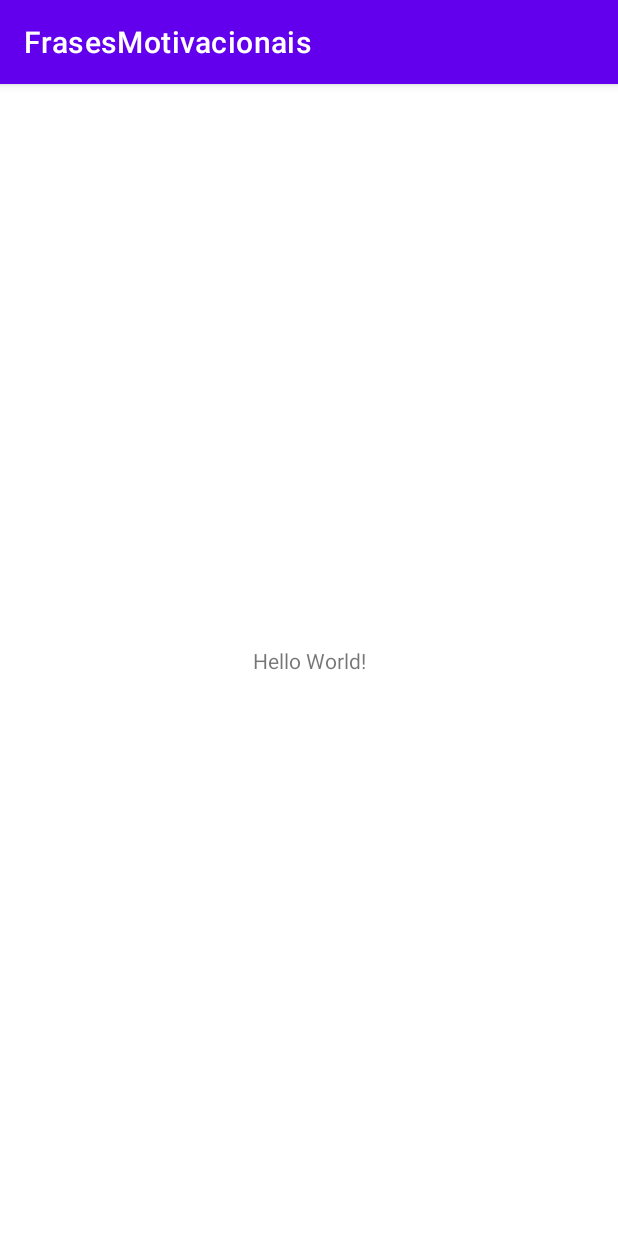
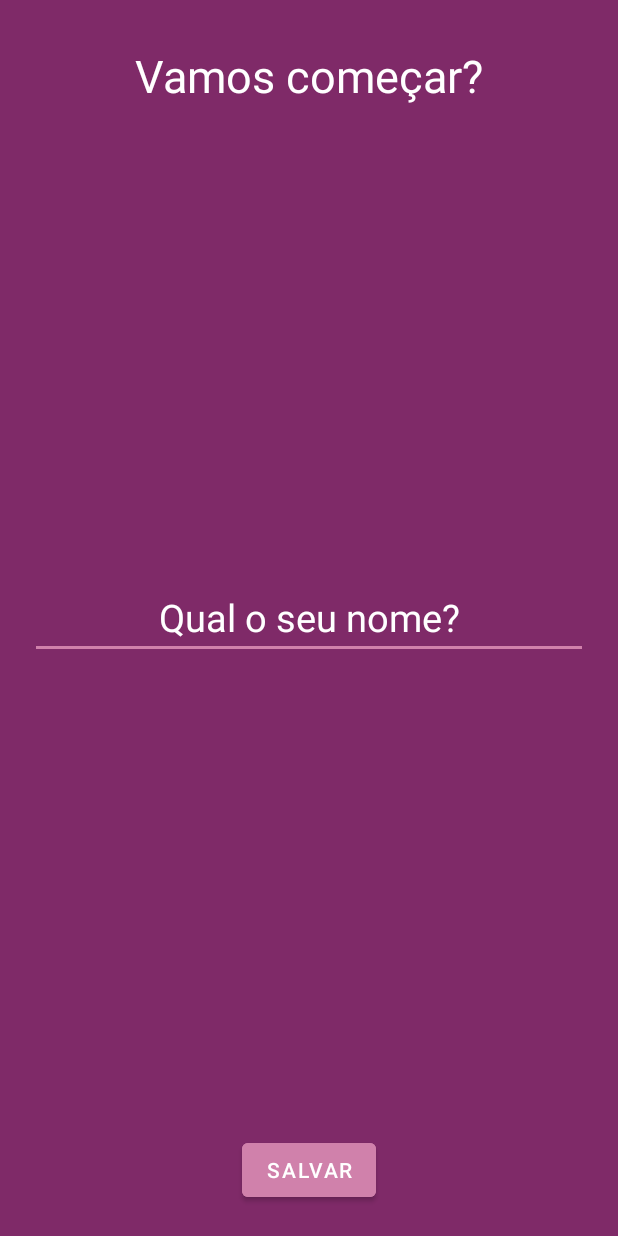
Before and after one commit to jmvgcomp/Gerador-de-Frases-Motivacionais, an Android app: the screen it shows after launch (MainActivity before the commit, SplashActivity after it), on a phone screen of 412 x 824 dp. Run offline under Robolectric (Android 15) with nearby library versions, the phone set to English and light mode, and no system bars.

Commit message:
SplashActivity - Design | Parcial

```diff
--- a/app/src/main/AndroidManifest.xml
+++ b/app/src/main/AndroidManifest.xml
@@ -9,13 +9,14 @@
         android:roundIcon="@mipmap/ic_launcher_round"
         android:supportsRtl="true"
         android:theme="@style/Theme.FrasesMotivacionais">
-        <activity android:name=".MainActivity">
+        <activity android:name=".SplashActivity">
             <intent-filter>
                 <action android:name="android.intent.action.MAIN" />
 
                 <category android:name="android.intent.category.LAUNCHER" />
             </intent-filter>
         </activity>
+        <activity android:name=".MainActivity" />
     </application>
 
 </manifest>
--- /dev/null
+++ b/app/src/main/java/dev/jmvg/frasesmotivacionais/SplashActivity.kt
@@ -0,0 +1,11 @@
+package dev.jmvg.frasesmotivacionais
+
+import androidx.appcompat.app.AppCompatActivity
+import android.os.Bundle
+
+class SplashActivity : AppCompatActivity() {
+  override fun onCreate(savedInstanceState: Bundle?) {
+    super.onCreate(savedInstanceState)
+    setContentView(R.layout.activity_splash)
+  }
+}
--- /dev/null
+++ b/app/src/main/res/layout/activity_splash.xml
@@ -0,0 +1,46 @@
+<?xml version="1.0" encoding="utf-8"?>
+<RelativeLayout xmlns:android="http://schemas.android.com/apk/res/android"
+    xmlns:app="http://schemas.android.com/apk/res-auto"
+    xmlns:tools="http://schemas.android.com/tools"
+    android:layout_width="match_parent"
+    android:layout_height="match_parent"
+    android:background="@color/colorPrimary"
+    tools:context=".SplashActivity">
+
+
+    <TextView
+        android:layout_width="wrap_content"
+        android:layout_height="wrap_content"
+        android:text="@string/messagem_inicio"
+        android:layout_centerHorizontal="true"
+        android:layout_marginTop="30dp"
+        android:textColor="@color/white"
+        android:textSize="30sp" />
+
+    <EditText
+        android:id="@+id/nome_usuario"
+        android:layout_width="match_parent"
+        android:layout_height="wrap_content"
+        android:layout_marginHorizontal="20dp"
+        android:layout_centerVertical="true"
+        android:gravity="center"
+        android:textColor="@color/white"
+        android:textColorHint="@color/white"
+        android:textSize="25sp"
+        android:hint="@string/nome"/>
+
+    <Button
+        android:layout_width="wrap_content"
+        android:layout_height="wrap_content"
+        android:layout_centerHorizontal="true"
+        android:layout_alignParentBottom="true"
+        android:layout_marginBottom="20dp"
+        android:backgroundTint="@color/colorAccent"
+        android:textColor="@color/white"
+        android:text="@string/salvar"/>
+
+
+
+
+
+</RelativeLayout>
--- a/app/src/main/res/values-night/themes.xml
+++ b/app/src/main/res/values-night/themes.xml
@@ -1,13 +1,13 @@
 <resources xmlns:tools="http://schemas.android.com/tools">
     <!-- Base application theme. -->
-    <style name="Theme.FrasesMotivacionais" parent="Theme.MaterialComponents.DayNight.DarkActionBar">
+    <style name="Theme.FrasesMotivacionais" parent="Theme.MaterialComponents.DayNight.NoActionBar">
         <!-- Primary brand color. -->
-        <item name="colorPrimary">@color/purple_200</item>
-        <item name="colorPrimaryVariant">@color/purple_700</item>
+        <item name="colorPrimary">@color/colorPrimary</item>
+        <item name="colorPrimaryVariant">@color/colorPrimaryDark</item>
         <item name="colorOnPrimary">@color/black</item>
         <!-- Secondary brand color. -->
-        <item name="colorSecondary">@color/teal_200</item>
-        <item name="colorSecondaryVariant">@color/teal_200</item>
+        <item name="colorSecondary">@color/colorAccent</item>
+        <item name="colorSecondaryVariant">@color/colorAccent</item>
         <item name="colorOnSecondary">@color/black</item>
         <!-- Status bar color. -->
         <item name="android:statusBarColor" tools:targetApi="l">?attr/colorPrimaryVariant</item>
--- a/app/src/main/res/values/colors.xml
+++ b/app/src/main/res/values/colors.xml
@@ -1,10 +1,9 @@
 <?xml version="1.0" encoding="utf-8"?>
 <resources>
-    <color name="purple_200">#FFBB86FC</color>
-    <color name="purple_500">#FF6200EE</color>
-    <color name="purple_700">#FF3700B3</color>
-    <color name="teal_200">#FF03DAC5</color>
-    <color name="teal_700">#FF018786</color>
-    <color name="black">#FF000000</color>
-    <color name="white">#FFFFFFFF</color>
+    <color name="colorPrimary">#7F2A68</color>
+    <color name="colorPrimaryDark">#5F1049</color>
+    <color name="colorAccent">#D081AB</color>
+    <color name="white">#ffffff</color>
+    <color name="black">#000000</color>
+    <color name="darkGrey">#4D4D4D</color>
 </resources>
--- a/app/src/main/res/values/strings.xml
+++ b/app/src/main/res/values/strings.xml
@@ -1,3 +1,6 @@
 <resources>
     <string name="app_name">FrasesMotivacionais</string>
+    <string name="messagem_inicio">Vamos começar?</string>
+    <string name="nome">Qual o seu nome?</string>
+    <string name="salvar">Salvar</string>
 </resources>
--- a/app/src/main/res/values/themes.xml
+++ b/app/src/main/res/values/themes.xml
@@ -1,13 +1,13 @@
 <resources xmlns:tools="http://schemas.android.com/tools">
     <!-- Base application theme. -->
-    <style name="Theme.FrasesMotivacionais" parent="Theme.MaterialComponents.DayNight.DarkActionBar">
+    <style name="Theme.FrasesMotivacionais" parent="Theme.MaterialComponents.DayNight.NoActionBar">
         <!-- Primary brand color. -->
-        <item name="colorPrimary">@color/purple_500</item>
-        <item name="colorPrimaryVariant">@color/purple_700</item>
+        <item name="colorPrimary">@color/colorPrimary</item>
+        <item name="colorPrimaryVariant">@color/colorPrimaryDark</item>
         <item name="colorOnPrimary">@color/white</item>
         <!-- Secondary brand color. -->
-        <item name="colorSecondary">@color/teal_200</item>
-        <item name="colorSecondaryVariant">@color/teal_700</item>
+        <item name="colorSecondary">@color/colorAccent</item>
+        <item name="colorSecondaryVariant">@color/colorAccent</item>
         <item name="colorOnSecondary">@color/black</item>
         <!-- Status bar color. -->
         <item name="android:statusBarColor" tools:targetApi="l">?attr/colorPrimaryVariant</item>
```
